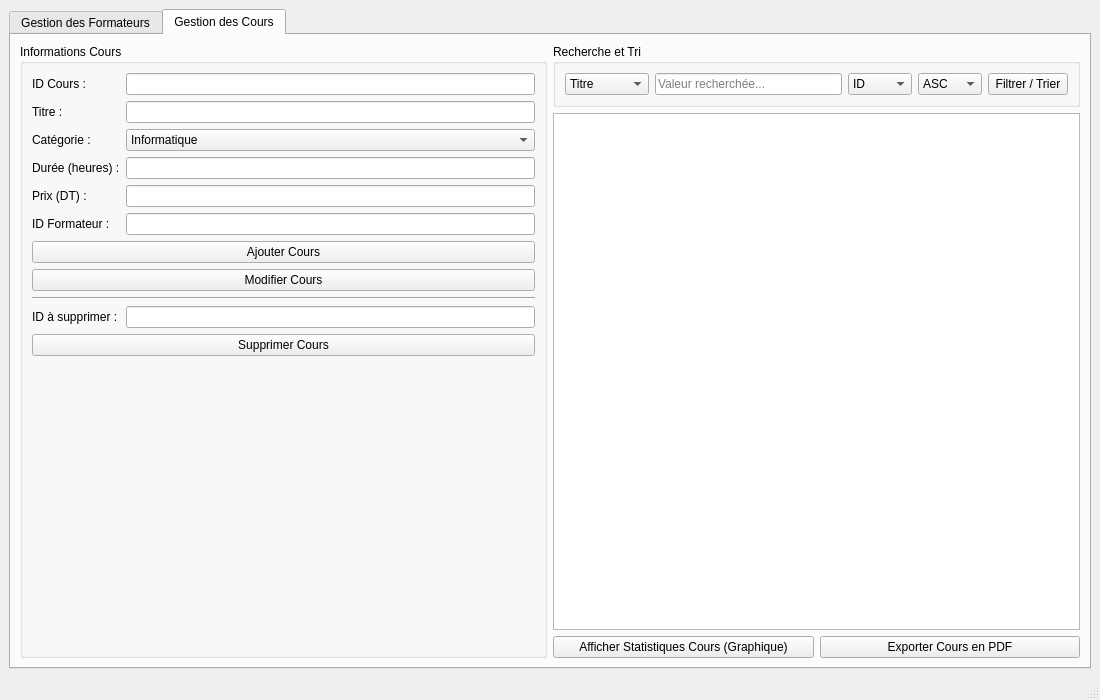
Above: mainwindow.ui from Emenslimi/CentreDeFormation before the change. Below: the same form after it.
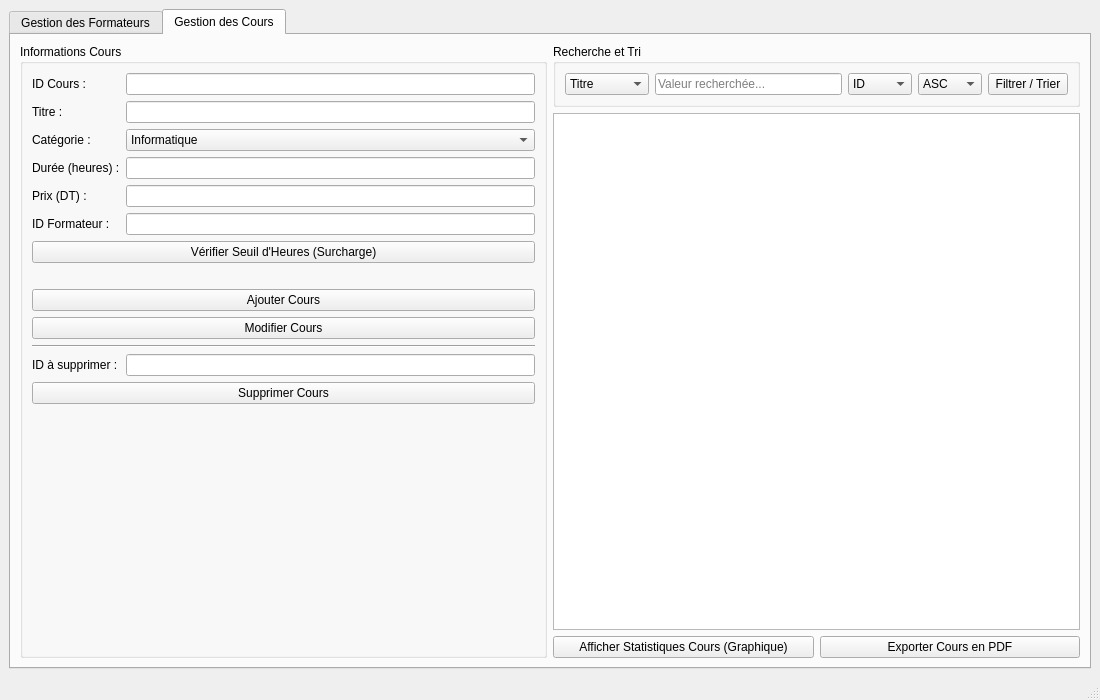
That is the form after the change. The open tabs and pages were chosen to show the change.

Commit message: Ajout de la verification du seuil d'heures formateur

Diff of the .ui file:
```diff
--- a/mainwindow.ui
+++ b/mainwindow.ui
@@ -360,37 +360,54 @@
             <widget class="QLineEdit" name="lineEdit_cours_id_formateur"/>
            </item>
            <item row="6" column="0" colspan="2">
+            <widget class="QPushButton" name="btn_verifier_surcharge">
+             <property name="text">
+              <string>Vérifier Seuil d'Heures (Surcharge)</string>
+             </property>
+            </widget>
+           </item>
+           <item row="7" column="0" colspan="2">
+            <widget class="QLabel" name="label_alerte_surcharge">
+             <property name="text">
+              <string/>
+             </property>
+             <property name="wordWrap">
+              <bool>true</bool>
+             </property>
+            </widget>
+           </item>
+           <item row="8" column="0" colspan="2">
             <widget class="QPushButton" name="btn_ajouter_cours">
              <property name="text">
               <string>Ajouter Cours</string>
              </property>
             </widget>
            </item>
-           <item row="7" column="0" colspan="2">
+           <item row="9" column="0" colspan="2">
             <widget class="QPushButton" name="btn_modifier_cours">
              <property name="text">
               <string>Modifier Cours</string>
              </property>
             </widget>
            </item>
-           <item row="8" column="0" colspan="2">
+           <item row="10" column="0" colspan="2">
             <widget class="Line" name="line_2">
              <property name="orientation">
               <enum>Qt::Orientation::Horizontal</enum>
              </property>
             </widget>
            </item>
-           <item row="9" column="0">
+           <item row="11" column="0">
             <widget class="QLabel" name="label_cours_id_suppr">
              <property name="text">
               <string>ID à supprimer :</string>
              </property>
             </widget>
            </item>
-           <item row="9" column="1">
+           <item row="11" column="1">
             <widget class="QLineEdit" name="lineEdit_cours_id_suppr"/>
            </item>
-           <item row="10" column="0" colspan="2">
+           <item row="12" column="0" colspan="2">
             <widget class="QPushButton" name="btn_supprimer_cours">
              <property name="text">
               <string>Supprimer Cours</string>
```
Left out of the diff: 2 changed lines with no effect on the pictures. The commit also changes 4 other files.
